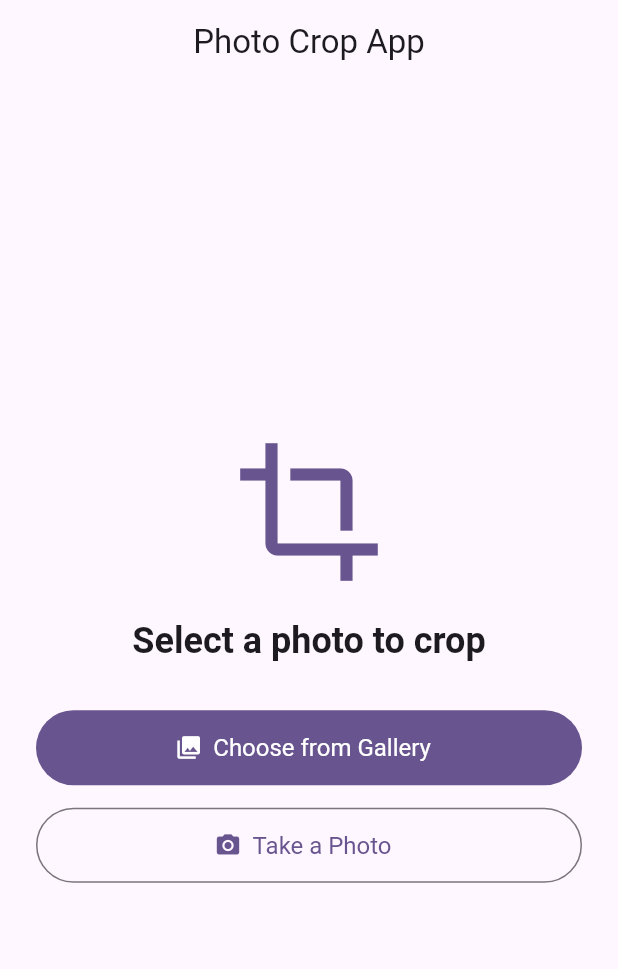
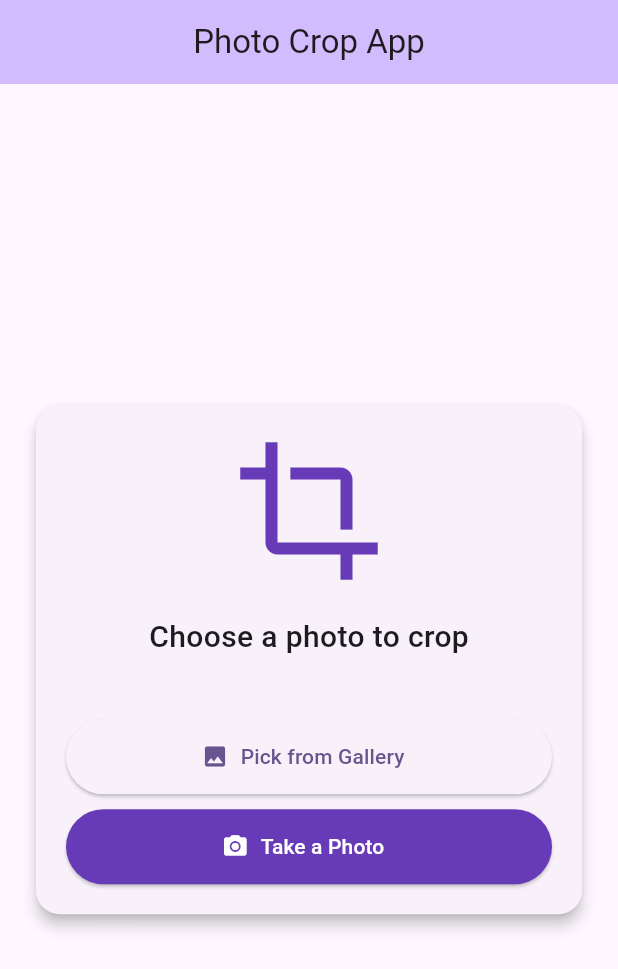
Before and after one commit to AndreH2002/Photo_cropping_and_AI_SuperResolution, a Flutter app: the screen it shows after launch, after a tap on "Take a Photo", on a phone screen of 412 x 824 dp. Shown: the top 969 px of the screen. Run offline on Flutter 3.47's test engine with Material 3 defaults, Android fonts, the phone set to English and light mode, and no system bars; our stand-ins replace device_info_plus, image_cropper, image_picker, permission_handler; missing offline and left inert: saver_gallery.

Commit message:
created crop page and save functionality

```diff
--- a/photo_crop_app/lib/main.dart
+++ b/photo_crop_app/lib/main.dart
@@ -1,4 +1,8 @@
+import 'dart:io';
+
 import 'package:flutter/material.dart';
+import 'package:image_picker/image_picker.dart';
+import 'package:photo_crop_app/croppage.dart';
 
 void main() {
   runApp(const MyApp());
@@ -29,62 +33,118 @@ class MyHomePage extends StatefulWidget {
 }
 
 class _MyHomePageState extends State<MyHomePage> {
+  File? _image;
   @override
   Widget build(BuildContext context) {
-    final theme = Theme.of(context);
-
     return Scaffold(
       appBar: AppBar(
-        backgroundColor: theme.colorScheme.surface,
-        title: Text(widget.title, style: theme.textTheme.titleLarge),
+        title: Text(widget.title),
+        backgroundColor: Theme.of(context).colorScheme.inversePrimary,
         centerTitle: true,
-        elevation: 0,
       ),
       body: Padding(
-        padding: const EdgeInsets.symmetric(horizontal: 24.0, vertical: 32),
+        padding: const EdgeInsets.all(20.0),
+        child: Center(
+          child: Card(
+            elevation: 4,
+            shape: RoundedRectangleBorder(
+              borderRadius: BorderRadius.circular(16),
+            ),
+            child: Container(
+              padding: const EdgeInsets.all(20),
+              width: double.infinity,
               child: Column(
-          mainAxisAlignment: MainAxisAlignment.center,
+                mainAxisSize: MainAxisSize.min,
                 children: [
-            Icon(
+                  const Icon(
                     Icons.crop,
                     size: 100,
-              color: theme.colorScheme.primary,
+                    color: Colors.deepPurple,
                   ),
                   const SizedBox(height: 20),
-            Text(
-              'Select a photo to crop',
-              style: theme.textTheme.headlineSmall?.copyWith(
-                fontWeight: FontWeight.w600,
-              ),
-              textAlign: TextAlign.center,
-            ),
-            const SizedBox(height: 30),
-            FilledButton.icon(
-              onPressed: () {
-                // Trigger photo picker logic here
-              },
-              icon: const Icon(Icons.photo_library),
-              label: const Text('Choose from Gallery'),
-              style: FilledButton.styleFrom(
-                minimumSize: const Size.fromHeight(50),
-                textStyle: const TextStyle(fontSize: 16),
+
+                  const Text(
+                    'Choose a photo to crop',
+                    style: TextStyle(
+                      fontSize: 20,
+                      fontWeight: FontWeight.w500,
                     ),
                   ),
-            const SizedBox(height: 15),
-            OutlinedButton.icon(
+                  const SizedBox(height: 20),
+                  imagePreviewWidget(),
+                  const SizedBox(height: 20),
+                  ElevatedButton.icon(
                     onPressed: () {
-                // Trigger camera picker logic here
+                      _chosePhoto(true);
+                    },
+                    icon: const Icon(Icons.photo),
+                    label: const Text('Pick from Gallery'),
+                    style: ElevatedButton.styleFrom(
+                      minimumSize: const Size.fromHeight(50),
+                    ),
+                  ),
+                  const SizedBox(height: 10),
+                  ElevatedButton.icon(
+                    onPressed: () {
+                      _chosePhoto(false);
                     },
                     icon: const Icon(Icons.camera_alt),
                     label: const Text('Take a Photo'),
-              style: OutlinedButton.styleFrom(
+                    style: ElevatedButton.styleFrom(
+                      backgroundColor: Colors.deepPurple,
+                      foregroundColor: Colors.white,
                       minimumSize: const Size.fromHeight(50),
-                textStyle: const TextStyle(fontSize: 16),
                     ),
                   ),
                 ],
               ),
             ),
+          ),
+        ),
+      ),
+    );
+  }
+
+  void _chosePhoto(bool fromGallery) async{
+    final picker = ImagePicker();
+
+    final pickedImage = await picker.pickImage(
+      source: fromGallery ? ImageSource.gallery : ImageSource.camera,
+      imageQuality: 100, // Enforces JPEG conversion
+      preferredCameraDevice: CameraDevice.rear,
+    );
+
+    if(pickedImage != null) {
+
+      setState(() {
+        _image = File(pickedImage.path);
+      });
+    }
+  }
+
+  Widget imagePreviewWidget() {
+    return
+    _image == null
+    ? SizedBox()
+    : ClipRRect(
+      borderRadius: BorderRadius.circular(8),
+        child: GestureDetector(
+          onTap: () {
+            Navigator.push(
+              context,
+              MaterialPageRoute(
+                builder: (context) => CropPage(image: _image!)),
+            );
+
+          },
+          child: Image.file(
+            File(_image!.path),
+            width: 200,
+            height: 200,
+            fit: BoxFit.cover,
+          ),
+        ),
+
     );
   }
 }
--- a/photo_crop_app/pubspec.yaml
+++ b/photo_crop_app/pubspec.yaml
@@ -34,6 +34,11 @@ dependencies:
   # The following adds the Cupertino Icons font to your application.
   # Use with the CupertinoIcons class for iOS style icons.
   cupertino_icons: ^1.0.8
+  image_picker: ^1.1.2
+  image_cropper: ^9.1.0
+  saver_gallery: ^4.0.1
+  permission_handler: ^12.0.1
+  device_info_plus: ^11.3.0
 
 dev_dependencies:
   flutter_test:
```
Also changed, not shown: photo_crop_app/lib/croppage.dart (added, +166 -0 lines), photo_crop_app/pubspec.lock, 15 other files. Lines whose indentation alone changed are shown as unchanged.
